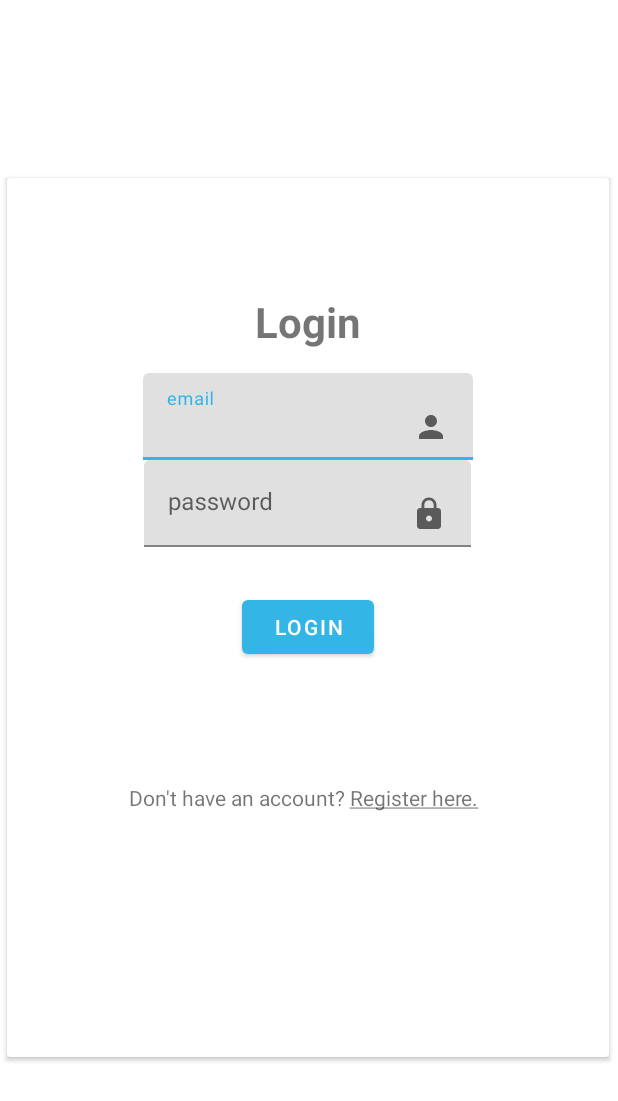
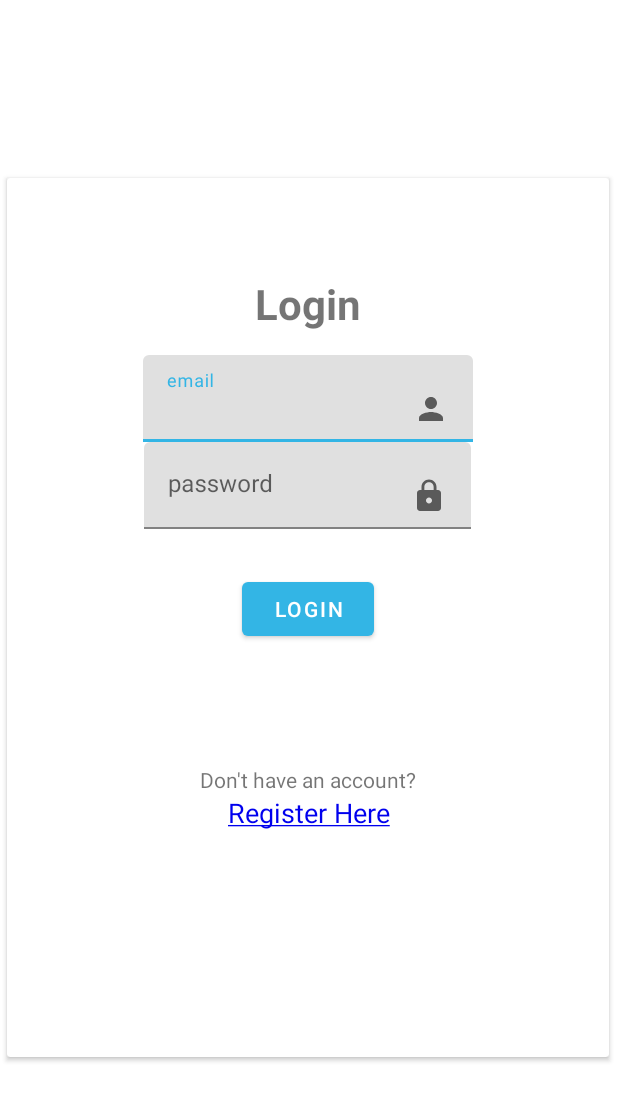
Before and after one commit to KotaCanchela/RestaurantBookingSystem, an Android app: the screen it shows after launch (LoginActivity), on a phone screen of 412 x 824 dp. Shown: the top 1101 px of the screen. Run offline under Robolectric (Android 15) with nearby library versions, the phone set to English and light mode, and no system bars; our stand-ins replace Firebase (no records; nobody signed in at launch, a user with empty details on screens opened directly), navigation-ui.

Commit message:
Updated Login page and updated Strings accordingly

```diff
--- a/app/build.gradle
+++ b/app/build.gradle
@@ -5,7 +5,7 @@ plugins {
 
 android {
     compileSdkVersion 30
-    buildToolsVersion "30.0.2"
+    buildToolsVersion "30.0.3"
 
     defaultConfig {
         applicationId "com.cs990.restaurantbookingapp"
--- a/app/src/main/java/com/cs990/restaurantbookingapp/LoginActivity.kt
+++ b/app/src/main/java/com/cs990/restaurantbookingapp/LoginActivity.kt
@@ -141,7 +141,7 @@ class LoginActivity : BaseActivity() {
 
         }
 
-        binding.registerText.setOnClickListener {
+        binding.registerText2.setOnClickListener {
 
             val homePage = Intent(this, RegisterActivity::class.java)
             startActivity(homePage)
--- a/app/src/main/res/layout/activity_login.xml
+++ b/app/src/main/res/layout/activity_login.xml
@@ -83,12 +83,26 @@
                 app:layout_constraintTop_toBottomOf="@+id/editPassword" />
 
             <TextView
-                android:id="@+id/registerText"
+                android:id="@+id/registerText1"
                 android:layout_width="238dp"
                 android:layout_height="wrap_content"
                 android:ems="10"
                 android:inputType="text"
-                android:text="@string/registerHere"
+                android:text="@string/registerHere1"
+                android:textAlignment="center"
+                tools:layout_editor_absoluteX="97dp"
+                tools:layout_editor_absoluteY="555dp" />
+
+            <TextView
+                android:id="@+id/registerText2"
+                android:layout_width="match_parent"
+                android:layout_height="wrap_content"
+                android:ems="10"
+                android:inputType="text"
+                android:text="@string/registerHere2"
+                android:textAlignment="center"
+                android:textColor="#0000EE"
+                android:textSize="18sp"
                 tools:layout_editor_absoluteX="97dp"
                 tools:layout_editor_absoluteY="555dp" />
 
--- a/app/src/main/res/values/strings.xml
+++ b/app/src/main/res/values/strings.xml
@@ -13,7 +13,8 @@
     <string name="hello_second_fragment">Hello second fragment. Arg: %1$s</string>
     <string name="username">username</string>
     <string name="password">password</string>
-    <string name="registerHere">Don\'t have an account? <u>Register here.</u></string>
+    <string name="registerHere1">Don\'t have an account?</string>
+    <string name="registerHere2"><u>Register Here</u></string>
     <string name="please_wait">Please Wait&#8230;</string>
 
 
```
Also changed, not shown: 2 other files.
